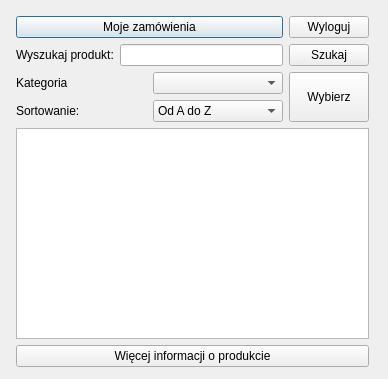
Qt form Sklep/sklep.ui (AdriannaUrbanska/MusicStore) before a commit.
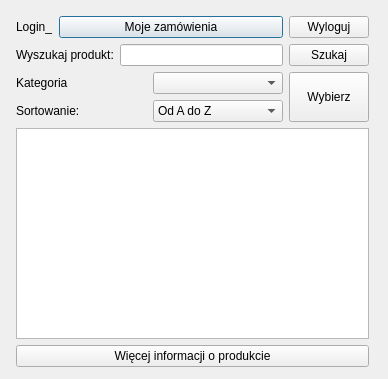
The same form after that commit.

```diff
--- a/Sklep/sklep.ui
+++ b/Sklep/sklep.ui
@@ -31,7 +31,7 @@
   <property name="windowTitle">
    <string>Dialog</string>
   </property>
-  <widget class="QWidget" name="">
+  <widget class="QWidget" name="layoutWidget">
    <property name="geometry">
     <rect>
      <x>16</x>
@@ -43,6 +43,19 @@
    <layout class="QVBoxLayout" name="verticalLayout_2">
     <item>
      <layout class="QHBoxLayout" name="horizontalLayout_4">
+      <item>
+       <widget class="QLabel" name="login">
+        <property name="sizePolicy">
+         <sizepolicy hsizetype="Maximum" vsizetype="Preferred">
+          <horstretch>0</horstretch>
+          <verstretch>0</verstretch>
+         </sizepolicy>
+        </property>
+        <property name="text">
+         <string>Login_</string>
+        </property>
+       </widget>
+      </item>
       <item>
        <widget class="QPushButton" name="m_zamowienia">
         <property name="text">
```
